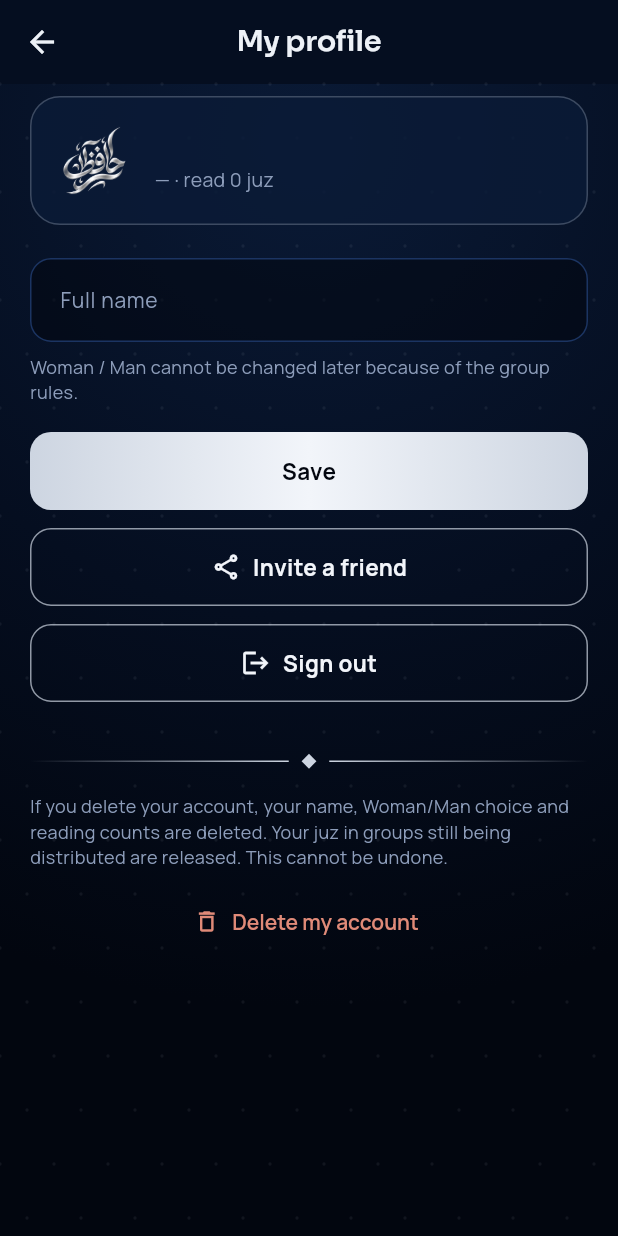
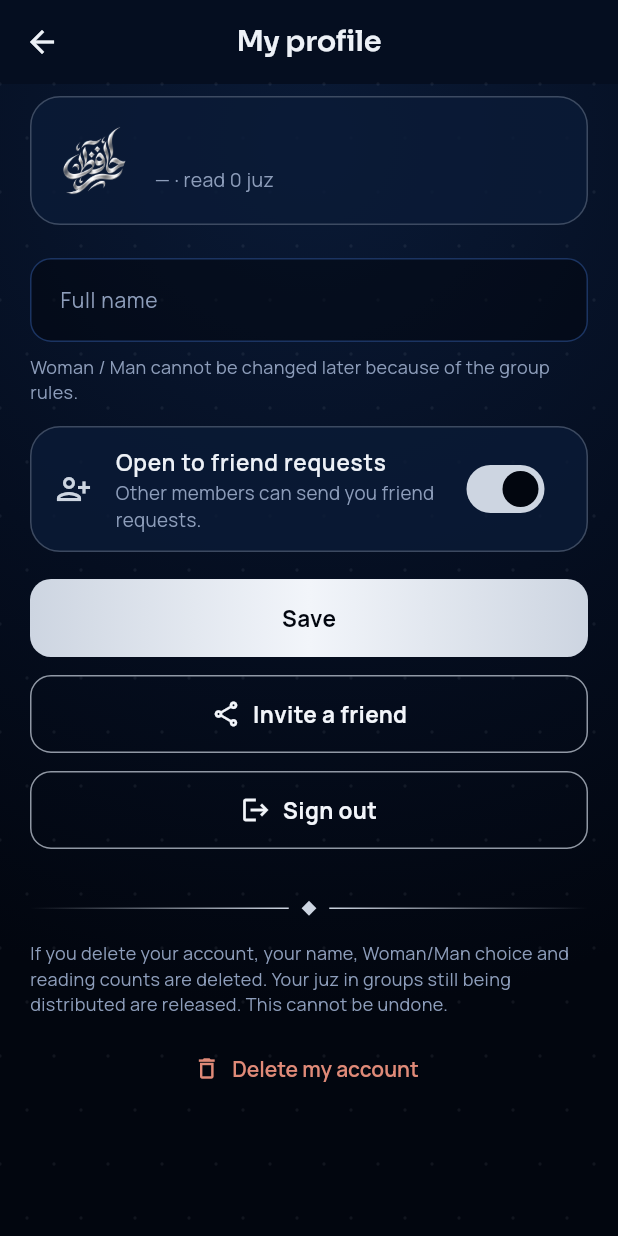
Before and after one commit to sviappdeveloper-sketch/hafiz-kardesim, a Flutter app: the ProfileScreen screen opened directly with empty values, on a phone screen of 412 x 824 dp. Run offline on Flutter 3.47's test engine with Material 3 defaults, Android fonts, the phone set to English and light mode, and no system bars; our stand-ins replace audio_service, cloud_firestore, firebase_auth, firebase_core, flutter_compass, flutter_local_notifications and 8 more; missing offline and left inert: audio_session, home_widget, in_app_update, record, sherpa_onnx; accounts and stored records are empty.

Commit message:
Arkadaşlık: gönderilen isteği iptal etme ve profilden isteklere açık/kapalı ayarı (Hatim Kardeşim ile aynı)
Co-Authored-By: Claude Opus 5.5 <noreply@anthropic.com>
Claude-Session: https://claude.ai/code/session_011TVu8Xfe7YDF1DTW2WoVuZ

```diff
--- a/lib/l10n/en.dart
+++ b/lib/l10n/en.dart
@@ -830,4 +830,15 @@ const Map<String, String> enStrings = {
   'Türkçe Mealli (Okuyan: Saad el-Gamidi, Meal: Hayrettin Küçükdeniz)': 'With Turkish translation (Reciter: Saad Al-Ghamdi, Translation: Hayrettin Küçükdeniz)',
   'İngilizce Mealli (Okuyan: Mişari Raşid el-Afasi, Meal: İbrahim Walk)': 'With English translation (Reciter: Mishary Rashid Alafasy, Translation: Ibrahim Walk)',
   'Okuma hızı': 'Playback speed',
+  'Bu istek artık beklemede değil.': 'This request is no longer pending.',
+  'İsteği iptal et': 'Cancel request',
+  '{0} kişisine gönderilen istek iptal edildi.': 'Your request to {0} was cancelled.',
+  'Gönderdiğiniz istekler': 'Requests you sent',
+  'Yanıt bekleniyor': 'Awaiting reply',
+  'Bu kişi arkadaşlık isteklerini kapatmış.': 'This person has turned off friend requests.',
+  'Arkadaşlık istekleri açıldı.': 'Friend requests turned on.',
+  'Arkadaşlık istekleri kapatıldı.': 'Friend requests turned off.',
+  'Arkadaşlık isteklerine açık': 'Open to friend requests',
+  'Diğer üyeler size arkadaşlık isteği gönderebilir.': 'Other members can send you friend requests.',
+  'Kimse size yeni arkadaşlık isteği gönderemez. Mevcut arkadaşlarınız kalır.': 'No one can send you new friend requests. Your current friends stay.',
 };
--- a/lib/models/models.dart
+++ b/lib/models/models.dart
@@ -8,7 +8,7 @@ DateTime? _ts(dynamic v) => v is Timestamp ? v.toDate() : null;
 int _int(dynamic v) => v is num ? v.toInt() : 0;
 
 class AppUser {
-  AppUser({required this.id, required this.name, required this.gender, this.totalJuzRead = 0, this.hatimsJoined = 0, this.monthReads = const {}, this.monthLast = const {}, this.blocked = false, this.createdAt, this.duaRead = const {}});
+  AppUser({required this.id, required this.name, required this.gender, this.totalJuzRead = 0, this.hatimsJoined = 0, this.monthReads = const {}, this.monthLast = const {}, this.blocked = false, this.createdAt, this.duaRead = const {}, this.friendRequestsOpen = true});
   final String id;
   final String name;
   final String gender;
@@ -18,6 +18,8 @@ class AppUser {
   final Map<String, DateTime> monthLast;
   /// Yönetici tarafından engellenmiş üye.
   final bool blocked;
+  /// Başkaları bu kişiye arkadaşlık isteği gönderebilir mi (profil ayarı, varsayılan açık).
+  final bool friendRequestsOpen;
   /// Hangi grubun kaçıncı hatminin duasını okuduğu: grupId → hatim sayısı.
   final Map<String, int> duaRead;
   bool hasReadDua(HatimGroup g) => (duaRead[g.id] ?? 0) >= g.hatimCount;
@@ -49,6 +51,7 @@ class AppUser {
       blocked: m['blocked'] == true,
       duaRead: ((m['duaRead'] ?? const {}) as Map).map((k, v) => MapEntry(k as String, _int(v))),
       createdAt: _ts(m['createdAt']),
+      friendRequestsOpen: m['friendRequestsOpen'] != false,
     );
   }
 }
@@ -196,6 +199,12 @@ class FriendRequest {
   final String id, fromUid, fromName;
 }
 
+/// Benim gönderdiğim, henüz yanıtlanmamış arkadaşlık isteği.
+class SentFriendRequest {
+  SentFriendRequest({required this.id, required this.toUid, required this.toName});
+  final String id, toUid, toName;
+}
+
 class GroupInvite {
   GroupInvite({required this.id, required this.groupId, required this.groupName, required this.fromName});
   final String id, groupId, groupName, fromName;
--- a/lib/screens/profile_screen.dart
+++ b/lib/screens/profile_screen.dart
@@ -21,6 +21,17 @@ class ProfileScreen extends StatefulWidget {
 class _ProfileScreenState extends State<ProfileScreen> {
   late final _name = TextEditingController(text: widget.me.name);
   bool _busy = false;
+  late bool _requestsOpen = widget.me.friendRequestsOpen;
+
+  Future<void> _setRequestsOpen(bool open) async {
+    setState(() => _requestsOpen = open);
+    final ok = await runGuarded(
+      context,
+      () => AuthService.setFriendRequestsOpen(widget.me.id, open),
+      success: open ? lt('Arkadaşlık istekleri açıldı.') : lt('Arkadaşlık istekleri kapatıldı.'),
+    );
+    if (!ok && mounted) setState(() => _requestsOpen = !open);
+  }
 
   Future<void> _save() async {
     if (_name.text.trim().length < 2) {
@@ -107,6 +118,26 @@ class _ProfileScreenState extends State<ProfileScreen> {
             const SizedBox(height: 8),
             Text(lt('Hanım / Bey bilgisi grup kuralları gereği sonradan değiştirilemez.'),
                 style: AppText.body(12, color: AppColors.muted)),
+            if (!me.isGuest) ...[
+              const SizedBox(height: 14),
+              OrnateCard(
+                padding: const EdgeInsets.symmetric(vertical: 4),
+                child: SwitchListTile(
+                  value: _requestsOpen,
+                  onChanged: _setRequestsOpen,
+                  secondary: Icon(Icons.person_add_alt_1_outlined, color: AppColors.gold),
+                  activeThumbColor: AppColors.inkDeep,
+                  activeTrackColor: AppColors.gold,
+                  title: Text(lt('Arkadaşlık isteklerine açık'), style: AppText.body(15, weight: FontWeight.w600)),
+                  subtitle: Text(
+                    _requestsOpen
+                        ? lt('Diğer üyeler size arkadaşlık isteği gönderebilir.')
+                        : lt('Kimse size yeni arkadaşlık isteği gönderemez. Mevcut arkadaşlarınız kalır.'),
+                    style: AppText.body(12.5, color: AppColors.muted),
+                  ),
+                ),
+              ),
+            ],
             const SizedBox(height: 18),
             GoldButton(label: lt('Kaydet'), busy: _busy, onPressed: _save),
             const SizedBox(height: 12),
--- a/lib/services/auth_service.dart
+++ b/lib/services/auth_service.dart
@@ -83,6 +83,10 @@ class AuthService {
   }
 
   static Future<void> updateName(String uid, String name) => users.doc(uid).update({'name': name.trim()});
+
+  /// Arkadaşlık isteklerini açar/kapatır (kapalıyken kimse yeni istek gönderemez).
+  static Future<void> setFriendRequestsOpen(String uid, bool open) =>
+      users.doc(uid).update({'friendRequestsOpen': open});
 
   static Future<void> login(String email, String password) async {
     try {
--- a/lib/services/social_service.dart
+++ b/lib/services/social_service.dart
@@ -39,6 +39,10 @@ class SocialService {
     if (toUid == me.id) throw HatimException(lt('Kendinize arkadaşlık isteği gönderemezsiniz.'));
     final ref = requests.doc(_pairId(me.id, toUid));
     await _db.runTransaction((tx) async {
+      final target = await tx.get(_db.collection('users').doc(toUid));
+      if (target.data()?['friendRequestsOpen'] == false) {
+        throw HatimException(lt('Bu kişi arkadaşlık isteklerini kapatmış.'));
+      }
       final d = await tx.get(ref);
       if (d.exists && d.data()!['status'] != 'red') {
         throw HatimException(lt('Bu kişiyle zaten bir istek ya da arkadaşlık var.'));
@@ -62,6 +66,29 @@ class SocialService {
           .where((d) => d.data()['status'] == 'bekliyor')
           .map((d) => FriendRequest(id: d.id, fromUid: d['fromUid'] as String, fromName: d['fromName'] as String))
           .toList());
+
+  /// Gönderdiğim ve hâlâ bekleyen istekler.
+  static Stream<List<SentFriendRequest>> outgoingRequests(String me) => requests
+      .where('fromUid', isEqualTo: me)
+      .snapshots()
+      .map((s) => s.docs
+          .where((d) => d.data()['status'] == 'bekliyor')
+          .map((d) => SentFriendRequest(id: d.id, toUid: d['toUid'] as String, toName: (d.data()['toName'] ?? '') as String))
+          .toList());
+
+  /// Gönderdiğim arkadaşlık isteğini geri çeker. Karşı taraf bu arada kabul
+  /// ettiyse arkadaşlığı silmez, hata verir.
+  static Future<void> cancelFriendRequest(String me, String otherUid) async {
+    final ref = requests.doc(_pairId(me, otherUid));
+    await _db.runTransaction((tx) async {
+      final d = await tx.get(ref);
+      final m = d.data();
+      if (!d.exists || m == null || m['status'] != 'bekliyor' || m['fromUid'] != me) {
+        throw HatimException(lt('Bu istek artık beklemede değil.'));
+      }
+      tx.delete(ref);
+    });
+  }
 
   static Future<void> respond(String requestId, bool accept) =>
       requests.doc(requestId).update({'status': accept ? 'kabul' : 'red', 'respondedAt': FieldValue.serverTimestamp()});
```
Also changed, not shown: lib/l10n/ar.dart (+11 -0 lines), lib/screens/friends_screen.dart (+45 -4 lines), lib/screens/group_detail_screen.dart (+23 -1 lines).
